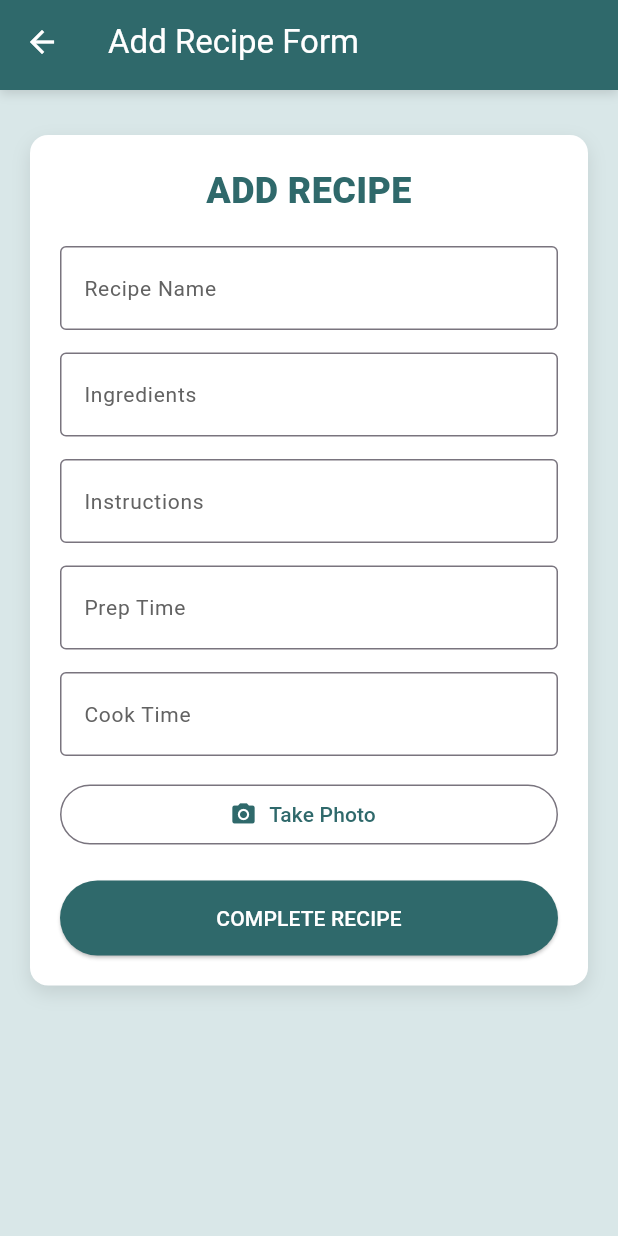
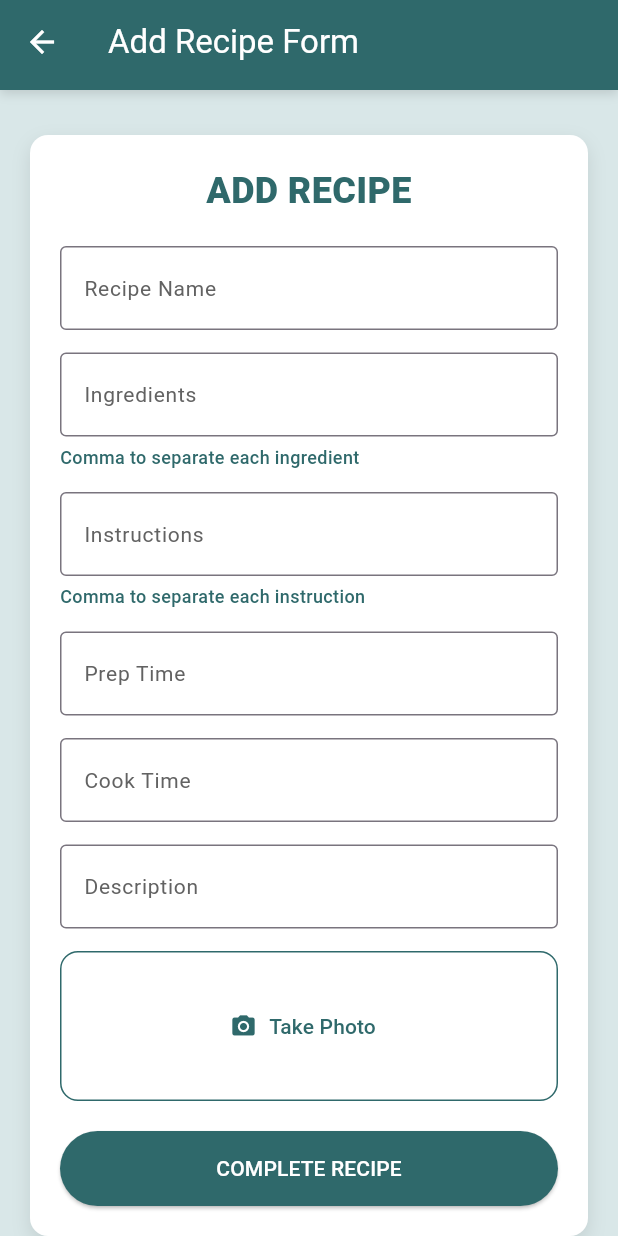
Before and after one commit to Mimiiiii017/CPD_Recipe_List, a Flutter app: the AddRecipeScreen screen opened directly, on a phone screen of 412 x 824 dp. Run offline on Flutter 3.47's test engine with Material 3 defaults, Android fonts, the phone set to English and light mode, and no system bars; our stand-ins replace firebase_core, firebase_database, firebase_storage, flutter_local_notifications, image_picker; accounts and stored records are empty; Roboto replaces fonts that are missing (Poppins).

Commit message:
Added recipe list screen

```diff
--- a/lib/main.dart
+++ b/lib/main.dart
@@ -1,4 +1,5 @@
 import 'package:flutter/material.dart';
+import 'package:recipe_book/screens/recipe_list_screen.dart';
 import 'screens/add_recipe_screen.dart';
 import 'screens/Welcome_Page.dart';
 import 'services/firebase.dart';
@@ -20,7 +21,6 @@ class RecipeApp extends StatelessWidget {
       theme: ThemeData(
         primaryColor: const Color(0xFF2F696B),
         hintColor: const Color(0xFFD9E7E8),
-        fontFamily: 'Poppins',
       ),
       home: const HomeScreen(),
       debugShowCheckedModeBanner: false,
@@ -45,10 +45,10 @@ class HomeScreen extends StatelessWidget {
                 Navigator.push(context,
                     MaterialPageRoute(builder: (context) => const AddRecipeScreen()));
               }
-             /*  if (result == 'View Recipes') {
+               if (result == 'View Recipes') {
                 Navigator.push(context,
                     MaterialPageRoute(builder: (context) => const RecipeListScreen()));
-              } */
+              }
             },
             itemBuilder: (BuildContext context) => <PopupMenuEntry<String>>[
               const PopupMenuItem<String>(
--- a/lib/screens/add_recipe_screen.dart
+++ b/lib/screens/add_recipe_screen.dart
@@ -21,6 +21,7 @@ class _AddRecipeScreenState extends State<AddRecipeScreen> {
   final cookTimeController = TextEditingController();
   final servingsController = TextEditingController();
   final categoryController = TextEditingController();
+  final descriptionController = TextEditingController();
 
   File? selectedImage;
 
@@ -143,7 +144,6 @@ class _AddRecipeScreenState extends State<AddRecipeScreen> {
                 ),
               ],
             ),
-
             child: Form(
               key: _formKey,
               child: Column(
@@ -157,9 +157,7 @@ class _AddRecipeScreenState extends State<AddRecipeScreen> {
                         fontSize: 24,
                         fontWeight: FontWeight.w900),
                   ),
-
                   const SizedBox(height: 20),
-
                   TextFormField(
                     controller: recipeNameController,
                     decoration: const InputDecoration(
@@ -177,12 +175,21 @@ class _AddRecipeScreenState extends State<AddRecipeScreen> {
                     controller: ingredientsController,
                     decoration: const InputDecoration(
                         labelText: "Ingredients",
-                        labelStyle:
-                            TextStyle(fontSize: 14, color: Color(0xFF626262)),
+                        labelStyle: TextStyle(
+                          fontSize: 14,
+                          color: Color(0xFF626262)),
                         border: OutlineInputBorder()),
-                    validator: (val) =>
-                        val!.isEmpty ? "Enter ingredients" : null,
+                    validator: (val) => val!.isEmpty ? "Enter ingredients" : null,
                   ),
+
+                      const SizedBox(height: 5),
+
+                  Text("Comma to separate each ingredient",
+                      textAlign: TextAlign.left,
+                      style: const TextStyle(
+                          color: Color(0xFF2F696B),
+                          fontSize: 12,
+                          fontWeight: FontWeight.w500)),
 
                   const SizedBox(height: 15),
 
@@ -190,12 +197,22 @@ class _AddRecipeScreenState extends State<AddRecipeScreen> {
                     controller: instructionsController,
                     decoration: const InputDecoration(
                         labelText: "Instructions",
-                        labelStyle:
-                            TextStyle(fontSize: 14, color: Color(0xFF626262)),
+                        labelStyle: TextStyle(
+                          fontSize: 14,
+                          color: Color(0xFF626262)),
                         border: OutlineInputBorder()),
-                    validator: (val) =>
-                        val!.isEmpty ? "Enter instructions" : null,
+                    validator: (val) => val!.isEmpty ? "Enter instructions" : null,
                   ),
+
+                  const SizedBox(height: 5),
+
+                  Text("Comma to separate each instruction",
+                      textAlign: TextAlign.left,
+                      style: const TextStyle(
+                          color: Color(0xFF2F696B),
+                          fontSize: 12,
+                          fontWeight: FontWeight.w500)),
+
 
                   const SizedBox(height: 15),
 
@@ -223,12 +240,29 @@ class _AddRecipeScreenState extends State<AddRecipeScreen> {
 
                   const SizedBox(height: 15),
 
-                  OutlinedButton.icon(
+                  TextFormField(
+                    controller: descriptionController,
+                    decoration: const InputDecoration(
+                        labelText: "Description",
+                        labelStyle:
+                            TextStyle(fontSize: 14, color: Color(0xFF626262)),
+                        border: OutlineInputBorder()),
+                    validator: (val) => val!.isEmpty ? "Enter Description" : null,
+                  ),
+
+                  const SizedBox(height: 15),
+
+                 OutlinedButton.icon(
                     onPressed: takePhoto,
-                    icon:
-                        const Icon(Icons.camera_alt, color: Color(0xFF2F696B)),
-                    label: const Text("Take Photo",
-                        style: TextStyle(color: Color(0xFF2F696B))),
+                    icon: const Icon(Icons.camera_alt, color: Color(0xFF2F696B)),
+                    label: const Text("Take Photo", style: TextStyle(color: Color(0xFF2F696B))),
+                    style: OutlinedButton.styleFrom(
+                      fixedSize: const Size.fromHeight(100),
+                      side: BorderSide(color: const Color(0xFF2F696B), style: BorderStyle.solid),
+                      shape: RoundedRectangleBorder(
+                        borderRadius: BorderRadius.circular(12),
+                      ),
+                    ),
                   ),
 
                   const SizedBox(height: 20),
--- a/pubspec.yaml
+++ b/pubspec.yaml
@@ -17,6 +17,7 @@ dependencies:
   image_picker: ^1.1.0
   flutter_local_notifications: ^19.0.0
 
+
 dev_dependencies:
   flutter_test:
     sdk: flutter
```
Also changed, not shown: lib/screens/recipe_list_screen.dart (+82 -0 lines), 1 other file.
